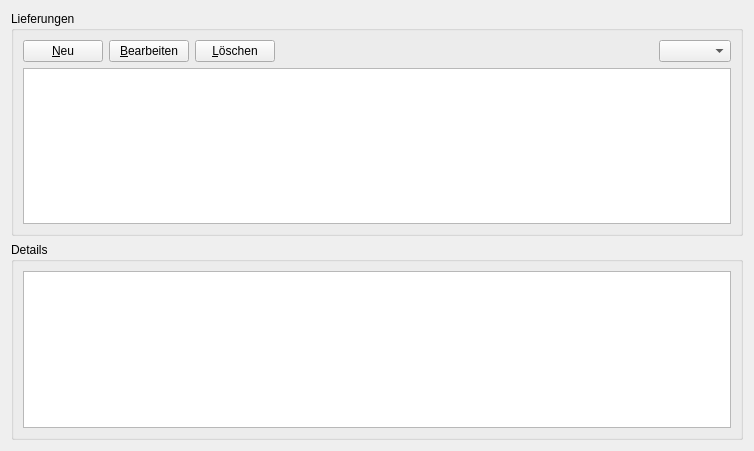
First picture: the form in ui/forms/lieferungForm.ui, repository flurl/lagerManager, before the edit.
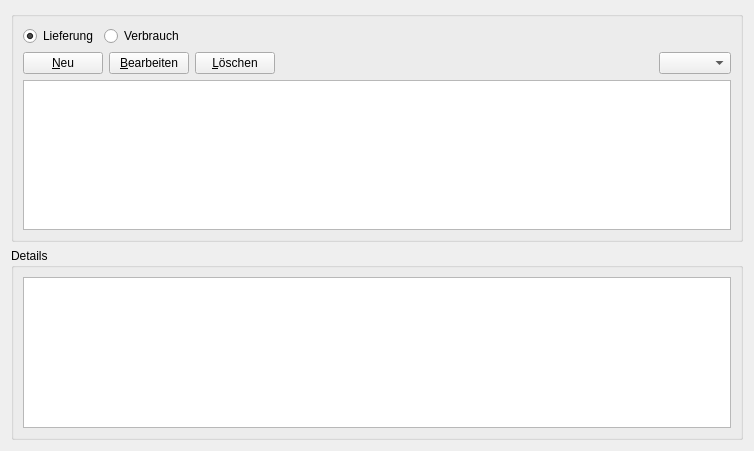
Second picture: the form after the edit. Custom widgets are drawn as their Qt base class.

Commit message: Zusätzliche verbräuche können nun abgebildet werden. Ein zusätzlicher verbrauch entspricht einer leiferung mit negativer menge, deshalb wurde dieses feature in den lieferung forms implementiert

```diff
--- a/ui/forms/lieferungForm.ui
+++ b/ui/forms/lieferungForm.ui
@@ -21,10 +21,10 @@
        <item>
         <widget class="QGroupBox" name="groupBox">
          <property name="title">
-          <string>Lieferungen</string>
+          <string/>
          </property>
          <layout class="QGridLayout" name="gridLayout_2">
-          <item row="0" column="0">
+          <item row="1" column="0">
            <layout class="QVBoxLayout" name="verticalLayout_2">
             <item>
              <layout class="QHBoxLayout" name="horizontalLayout_3">
@@ -69,9 +69,43 @@
             </item>
            </layout>
           </item>
-          <item row="1" column="0">
+          <item row="2" column="0">
            <widget class="FilterableTableView" name="tableView_lieferungen"/>
           </item>
+          <item row="0" column="0">
+           <layout class="QHBoxLayout" name="horizontalLayout_4">
+            <item>
+             <widget class="QRadioButton" name="radioButton_lieferung">
+              <property name="text">
+               <string>Lieferung</string>
+              </property>
+              <property name="checked">
+               <bool>true</bool>
+              </property>
+             </widget>
+            </item>
+            <item>
+             <widget class="QRadioButton" name="radioButton_verbrauch">
+              <property name="text">
+               <string>Verbrauch</string>
+              </property>
+             </widget>
+            </item>
+            <item>
+             <spacer name="horizontalSpacer_2">
+              <property name="orientation">
+               <enum>Qt::Horizontal</enum>
+              </property>
+              <property name="sizeHint" stdset="0">
+               <size>
+                <width>40</width>
+                <height>20</height>
+               </size>
+              </property>
+             </spacer>
+            </item>
+           </layout>
+          </item>
          </layout>
         </widget>
        </item>
```
The commit also changes 5 other files.
